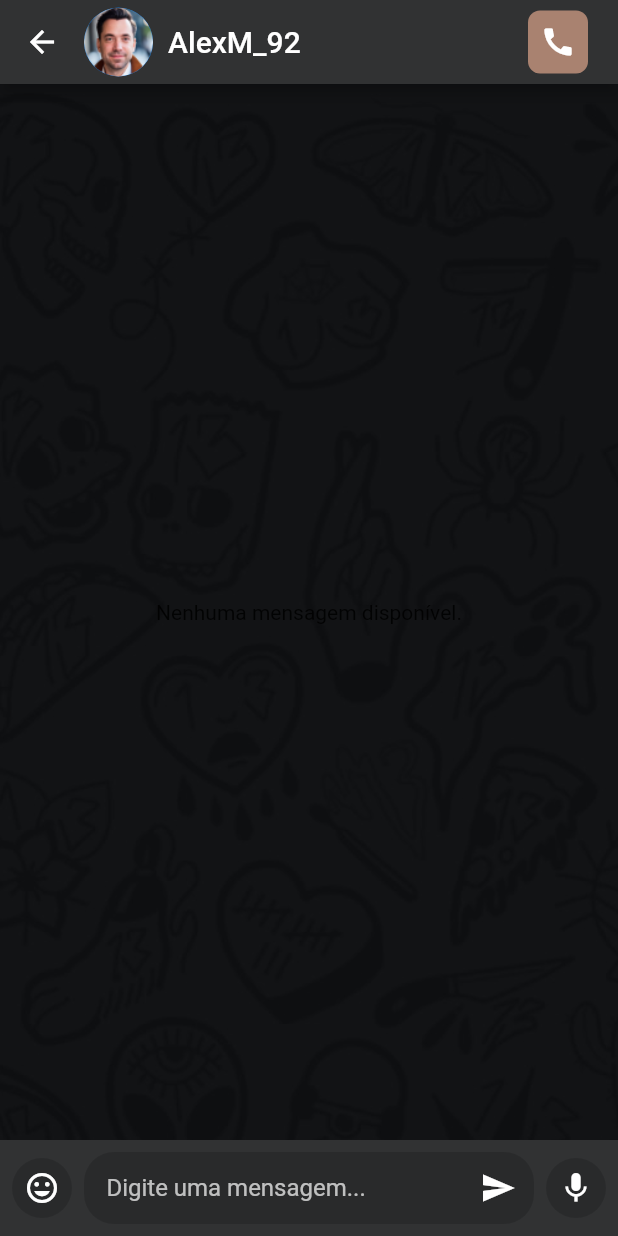
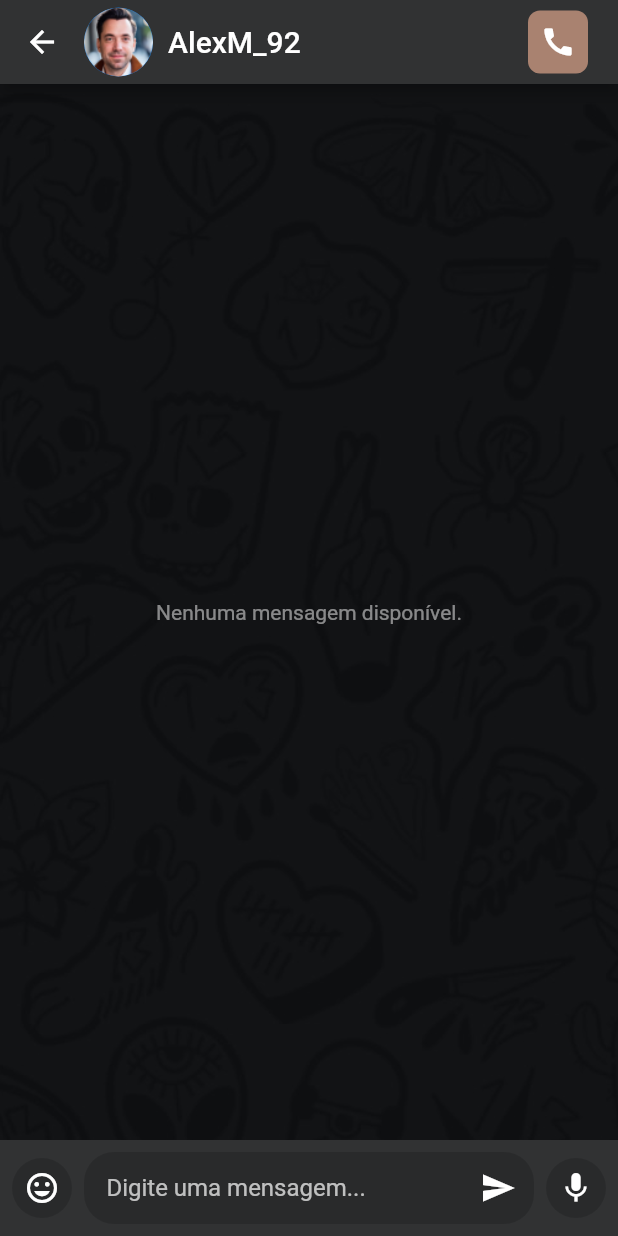
Before and after one commit to Bernardo46-2/BrewHub, a Flutter app: the ChatScreen screen opened directly with sample values from the repository, on a phone screen of 412 x 824 dp. Run offline on Flutter 3.47's test engine with Material 2 defaults, Android fonts, the phone set to English and light mode, and no system bars.

```diff
--- a/frontend/lib/chat/chat.dart
+++ b/frontend/lib/chat/chat.dart
@@ -119,7 +119,11 @@ class _ChatScreenState extends State<ChatScreen> {
                       );
                     }
                     return const Center(
-                        child: Text('Nenhuma mensagem disponível.'));
+                      child: Text(
+                        'Nenhuma mensagem disponível.',
+                        style: TextStyle(color: white50),
+                      ),
+                    );
                   },
                 ),
               ),
```
